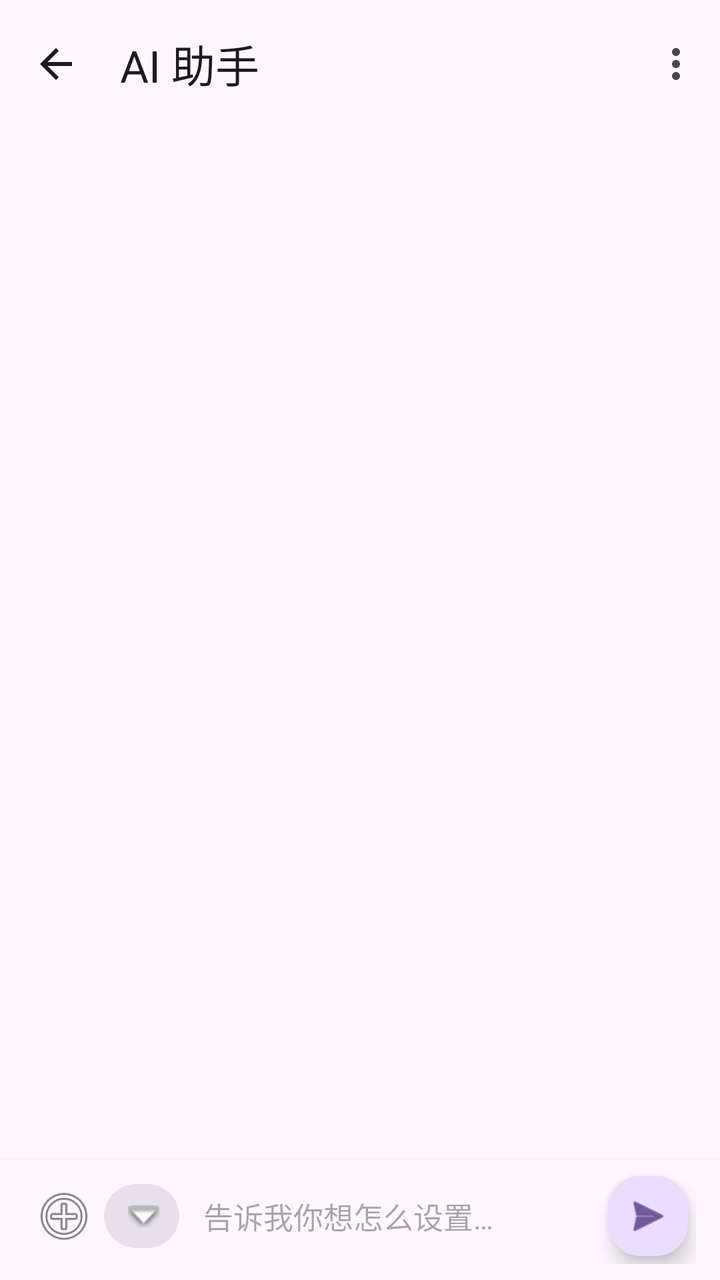
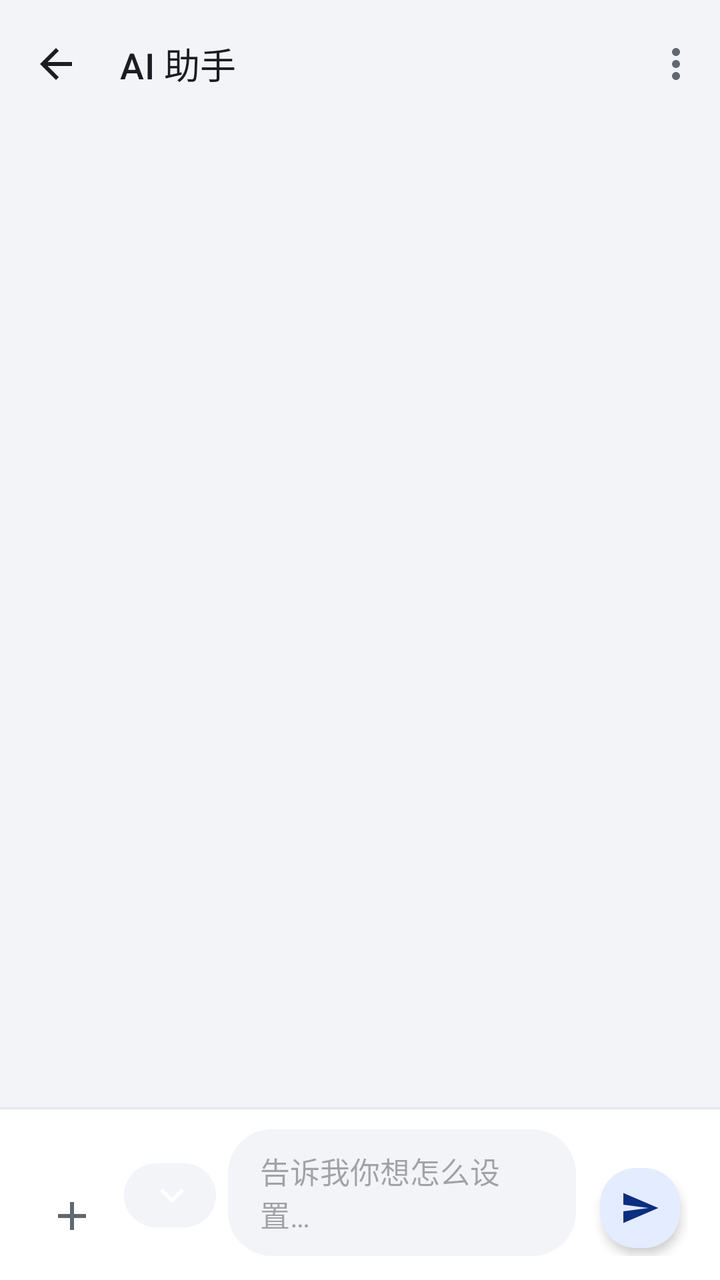

Compare the two renders of this Android layout. The source of the first and the diff that turns it into the second are given below.
<!-- AndroidManifest.xml: application theme Theme.MagicWindow -->
<!-- res/layout/activity_ai_chat.xml -->
<?xml version="1.0" encoding="utf-8"?>
<LinearLayout
    xmlns:android="http://schemas.android.com/apk/res/android"
    xmlns:app="http://schemas.android.com/apk/res-auto"
    android:layout_width="match_parent"
    android:layout_height="match_parent"
    android:orientation="vertical"
    android:fitsSystemWindows="true">

    <com.google.android.material.appbar.MaterialToolbar
        android:id="@+id/toolbar"
        android:layout_width="match_parent"
        android:layout_height="?attr/actionBarSize"
        app:title="@string/ai_chat_title"
        app:navigationIcon="@drawable/ic_back"
        app:menu="@menu/menu_ai_chat" />

    
    <androidx.recyclerview.widget.RecyclerView
        android:id="@+id/recycler"
        android:layout_width="match_parent"
        android:layout_height="0dp"
        android:layout_weight="1"
        android:clipToPadding="false"
        android:paddingVertical="8dp"
        android:paddingBottom="8dp" />

    
    <TextView
        android:id="@+id/tvToolStatus"
        android:layout_width="match_parent"
        android:layout_height="wrap_content"
        android:paddingHorizontal="20dp"
        android:paddingVertical="4dp"
        android:textSize="11sp"
        android:textColor="?attr/colorPrimary"
        android:visibility="gone"
        android:drawablePadding="6dp" />

    
    <androidx.recyclerview.widget.RecyclerView
        android:id="@+id/rvAttachments"
        android:layout_width="match_parent"
        android:layout_height="wrap_content"
        android:paddingHorizontal="12dp"
        android:orientation="horizontal"
        android:visibility="gone" />

    
    <LinearLayout
        android:layout_width="match_parent"
        android:layout_height="wrap_content"
        android:orientation="vertical"
        android:paddingHorizontal="12dp"
        android:paddingTop="4dp"
        android:paddingBottom="8dp"
        android:background="?attr/colorSurface"
        android:elevation="4dp">

        <LinearLayout
            android:layout_width="match_parent"
            android:layout_height="wrap_content"
            android:orientation="horizontal"
            android:gravity="center_vertical">

            
            <ImageButton
                android:id="@+id/btnAttach"
                android:layout_width="40dp"
                android:layout_height="40dp"
                android:background="?attr/selectableItemBackgroundBorderless"
                android:src="@android:drawable/ic_menu_add"
                android:contentDescription="@string/ai_attach"
                android:scaleType="centerInside" />

            
            <TextView
                android:id="@+id/btnModelSwitch"
                android:layout_width="wrap_content"
                android:layout_height="32dp"
                android:paddingHorizontal="10dp"
                android:gravity="center"
                android:textSize="11sp"
                android:textColor="?attr/colorPrimary"
                android:background="@drawable/bg_chip"
                android:drawableEnd="@android:drawable/arrow_down_float"
                android:drawablePadding="2dp"
                android:singleLine="true"
                android:maxWidth="140dp"
                android:layout_marginEnd="4dp"
                android:contentDescription="@string/ai_model_switch" />

            
            <com.google.android.material.textfield.TextInputEditText
                android:id="@+id/etInput"
                android:layout_width="0dp"
                android:layout_height="wrap_content"
                android:layout_weight="1"
                android:hint="@string/ai_input_hint"
                android:maxLines="6"
                android:minLines="1"
                android:inputType="textMultiLine"
                android:textSize="15sp"
                android:paddingHorizontal="8dp"
                android:background="@android:color/transparent" />

            
            <com.google.android.material.floatingactionbutton.FloatingActionButton
                android:id="@+id/fabSend"
                android:layout_width="wrap_content"
                android:layout_height="wrap_content"
                android:layout_marginStart="4dp"
                android:src="@android:drawable/ic_menu_send"
                android:contentDescription="@string/ai_send"
                app:fabSize="mini"
                app:fabCustomSize="40dp" />
        </LinearLayout>
    </LinearLayout>

</LinearLayout>
<!-- resources referenced by this layout -->
<resources>
  <style name="Theme.MagicWindow" parent="Theme.Material3.DayNight.NoActionBar">
          <item name="android:statusBarColor">?attr/colorSurface</item>
          <item name="android:navigationBarColor">?attr/colorSurface</item>
          <item name="android:windowLightStatusBar" tools:targetApi="m">
              @bool/is_light_theme
          </item>
      </style>
  <!-- unchanged entries left out for length: 7 -->
</resources>

<!-- the commit's change to res/layout/activity_ai_chat.xml (unified diff, before → after) -->
@@ -5,13 +5,16 @@
     android:layout_width="match_parent"
     android:layout_height="match_parent"
     android:orientation="vertical"
+    android:background="@color/app_bg"
     android:fitsSystemWindows="true">
 
     <com.google.android.material.appbar.MaterialToolbar
         android:id="@+id/toolbar"
         android:layout_width="match_parent"
         android:layout_height="?attr/actionBarSize"
+        android:background="@android:color/transparent"
         app:title="@string/ai_chat_title"
+        app:titleTextAppearance="@style/Text.MagicWindow.CardTitle"
         app:navigationIcon="@drawable/ic_back"
         app:menu="@menu/menu_ai_chat" />
 
@@ -22,7 +25,8 @@
         android:layout_height="0dp"
         android:layout_weight="1"
         android:clipToPadding="false"
-        android:paddingVertical="8dp"
+        android:paddingHorizontal="@dimen/page_padding"
+        android:paddingTop="8dp"
         android:paddingBottom="8dp" />
 
     
@@ -34,6 +38,7 @@
         android:paddingVertical="4dp"
         android:textSize="11sp"
         android:textColor="?attr/colorPrimary"
+        android:background="@drawable/bg_chip"
         android:visibility="gone"
         android:drawablePadding="6dp" />
 
@@ -51,17 +56,21 @@
         android:layout_width="match_parent"
         android:layout_height="wrap_content"
         android:orientation="vertical"
-        android:paddingHorizontal="12dp"
-        android:paddingTop="4dp"
-        android:paddingBottom="8dp"
-        android:background="?attr/colorSurface"
-        android:elevation="4dp">
+        android:background="@color/card_bg">
+
+        <View
+            android:layout_width="match_parent"
+            android:layout_height="1dp"
+            android:background="@color/divider" />
 
         <LinearLayout
             android:layout_width="match_parent"
             android:layout_height="wrap_content"
             android:orientation="horizontal"
-            android:gravity="center_vertical">
+            android:gravity="bottom|center_horizontal"
+            android:paddingHorizontal="@dimen/page_padding"
+            android:paddingTop="10dp"
+            android:paddingBottom="12dp">
 
             
             <ImageButton
@@ -69,7 +78,8 @@
                 android:layout_width="40dp"
                 android:layout_height="40dp"
                 android:background="?attr/selectableItemBackgroundBorderless"
-                android:src="@android:drawable/ic_menu_add"
+                android:src="@drawable/ic_add"
+                app:tint="?attr/colorOnSurfaceVariant"
                 android:contentDescription="@string/ai_attach"
                 android:scaleType="centerInside" />
 
@@ -78,16 +88,17 @@
                 android:id="@+id/btnModelSwitch"
                 android:layout_width="wrap_content"
                 android:layout_height="32dp"
+                android:layout_marginStart="6dp"
                 android:paddingHorizontal="10dp"
                 android:gravity="center"
                 android:textSize="11sp"
                 android:textColor="?attr/colorPrimary"
                 android:background="@drawable/bg_chip"
-                android:drawableEnd="@android:drawable/arrow_down_float"
+                android:drawableEnd="@drawable/ic_chevron_down"
                 android:drawablePadding="2dp"
                 android:singleLine="true"
                 android:maxWidth="140dp"
-                android:layout_marginEnd="4dp"
+                android:layout_marginEnd="6dp"
                 android:contentDescription="@string/ai_model_switch" />
 
             
@@ -96,24 +107,26 @@
                 android:layout_width="0dp"
                 android:layout_height="wrap_content"
                 android:layout_weight="1"
+                android:background="@drawable/bg_input"
                 android:hint="@string/ai_input_hint"
                 android:maxLines="6"
                 android:minLines="1"
                 android:inputType="textMultiLine"
                 android:textSize="15sp"
-                android:paddingHorizontal="8dp"
-                android:background="@android:color/transparent" />
+                android:paddingHorizontal="16dp"
+                android:paddingVertical="10dp" />
 
             
             <com.google.android.material.floatingactionbutton.FloatingActionButton
                 android:id="@+id/fabSend"
                 android:layout_width="wrap_content"
                 android:layout_height="wrap_content"
-                android:layout_marginStart="4dp"
-                android:src="@android:drawable/ic_menu_send"
+                android:layout_marginStart="8dp"
+                android:src="@drawable/ic_send"
                 android:contentDescription="@string/ai_send"
                 app:fabSize="mini"
-                app:fabCustomSize="40dp" />
+                app:fabCustomSize="40dp"
+                app:maxImageSize="20dp" />
         </LinearLayout>
     </LinearLayout>
 
<!-- resource entries referenced after the edit -->
@@ -1,11 +1,170 @@
 <!-- resources referenced by this layout -->
 <resources>
+  <color name="app_bg">#F3F4F7</color>
+  <color name="card_bg">#FFFFFF</color>
+  <color name="divider">#E4E7ED</color>
+  <dimen name="page_padding">16dp</dimen>
+  <!-- drawable bg_input (drawable) -->
+  <?xml version="1.0" encoding="utf-8"?>
+  <shape xmlns:android="http://schemas.android.com/apk/res/android"
+      android:shape="rectangle">
+      <solid android:color="@color/card_bg_high" />
+      <corners android:radius="22dp" />
+  </shape>
+  <!-- drawable ic_add (drawable) -->
+  <vector xmlns:android="http://schemas.android.com/apk/res/android"
+      android:width="24dp"
+      android:height="24dp"
+      android:viewportWidth="24"
+      android:viewportHeight="24">
+      <path
+          android:fillColor="@android:color/white"
+          android:pathData="M19,13h-6v6h-2v-6H5v-2h6V5h2v6h6v2z" />
+  </vector>
+  <!-- drawable ic_chevron_down (drawable) -->
+  <?xml version="1.0" encoding="utf-8"?>
+  <vector xmlns:android="http://schemas.android.com/apk/res/android"
+      android:width="24dp"
+      android:height="24dp"
+      android:viewportWidth="24"
+      android:viewportHeight="24">
+      <path
+          android:fillColor="@android:color/white"
+          android:pathData="M7.41,8.59L12,13.17l4.59,-4.58L18,10l-6,6l-6,-6z" />
+  </vector>
+  <!-- drawable ic_send (drawable) -->
+  <vector xmlns:android="http://schemas.android.com/apk/res/android"
+      android:width="24dp"
+      android:height="24dp"
+      android:viewportWidth="24"
+      android:viewportHeight="24">
+      <path
+          android:fillColor="@android:color/white"
+          android:pathData="M2.01,21L23,12L2.01,3L2,10l15,2l-15,2z" />
+  </vector>
+  <style name="Text.MagicWindow.CardTitle" parent="TextAppearance.Material3.TitleMedium">
+          <item name="android:textSize">18sp</item>
+          <item name="android:fontFamily">sans-serif-medium</item>
+          <item name="android:textColor">@color/text_primary</item>
+      </style>
   <style name="Theme.MagicWindow" parent="Theme.Material3.DayNight.NoActionBar">
-          <item name="android:statusBarColor">?attr/colorSurface</item>
-          <item name="android:navigationBarColor">?attr/colorSurface</item>
-          <item name="android:windowLightStatusBar" tools:targetApi="m">
-              @bool/is_light_theme
-          </item>
+          
+          <item name="android:statusBarColor">@android:color/transparent</item>
+          <item name="android:navigationBarColor">@android:color/transparent</item>
+          <item name="android:windowLightStatusBar" tools:targetApi="m">@bool/is_light_theme</item>
+          <item name="android:windowBackground">@color/app_bg</item>
+          <item name="android:colorBackground">@color/app_bg</item>
+  
+          
+          <item name="colorPrimary">@color/brand_primary</item>
+          <item name="colorOnPrimary">@color/brand_on_primary</item>
+          <item name="colorPrimaryContainer">@color/brand_primary_container</item>
+          <item name="colorOnPrimaryContainer">@color/brand_on_primary_container</item>
+          <item name="colorSecondary">@color/brand_secondary</item>
+          <item name="colorOnSecondary">@color/brand_on_secondary</item>
+          <item name="colorSecondaryContainer">@color/brand_secondary_container</item>
+          <item name="colorOnSecondaryContainer">@color/brand_on_secondary_container</item>
+  
+          
+          <item name="colorSurface">@color/card_bg</item>
+          <item name="colorOnSurface">@color/text_primary</item>
+          <item name="colorSurfaceVariant">@color/card_bg_high</item>
+          <item name="colorOnSurfaceVariant">@color/text_secondary</item>
+          <item name="colorSurfaceContainerLowest">@color/card_bg</item>
+          <item name="colorSurfaceContainerLow">@color/card_bg</item>
+          <item name="colorSurfaceContainer">@color/card_bg</item>
+          <item name="colorSurfaceContainerHigh">@color/card_bg</item>
+          <item name="colorSurfaceContainerHighest">@color/card_bg_high</item>
+          <item name="colorOutline">@color/divider</item>
+          <item name="colorOutlineVariant">@color/divider</item>
+          <item name="colorError">@color/conflict_error</item>
+  
+          <item name="android:textColorPrimary">@color/text_primary</item>
+          <item name="android:textColorSecondary">@color/text_secondary</item>
+          <item name="android:listDivider">@color/divider</item>
+  
+          
+          <item name="shapeAppearanceSmallComponent">@style/ShapeAppearance.MagicWindow.Small</item>
+          <item name="shapeAppearanceMediumComponent">@style/ShapeAppearance.MagicWindow.Medium</item>
+          <item name="shapeAppearanceLargeComponent">@style/ShapeAppearance.MagicWindow.Large</item>
+  
+          
+          <item name="materialButtonStyle">@style/Widget.MagicWindow.Button</item>
+          <item name="materialButtonOutlinedStyle">@style/Widget.MagicWindow.Button.Outlined</item>
+          <item name="floatingActionButtonStyle">@style/Widget.MagicWindow.Fab</item>
+          <item name="chipGroupStyle">@style/Widget.MagicWindow.ChipGroup</item>
+          <item name="textInputStyle">@style/Widget.MagicWindow.TextInput.Outlined</item>
+          <item name="bottomSheetDialogTheme">@style/ThemeOverlay.MagicWindow.BottomSheet</item>
+      </style>
+  <color name="card_bg_high">#F2F4F8</color>
+  <color name="text_primary">#1A1D21</color>
+  <color name="brand_primary">#2F6BFF</color>
+  <color name="brand_on_primary">#FFFFFF</color>
+  <color name="brand_primary_container">#E4ECFF</color>
+  <color name="brand_on_primary_container">#0A2E80</color>
+  <color name="brand_secondary">#535F71</color>
+  <color name="brand_on_secondary">#FFFFFF</color>
+  <color name="brand_secondary_container">#E7EDF6</color>
+  <color name="brand_on_secondary_container">#2D3642</color>
+  <color name="text_secondary">#626873</color>
+  <color name="conflict_error">#C02B1F</color>
+  <style name="ShapeAppearance.MagicWindow.Small" parent="">
+          <item name="cornerFamily">rounded</item>
+          <item name="cornerSize">12dp</item>
+      </style>
+  <style name="ShapeAppearance.MagicWindow.Medium" parent="">
+          <item name="cornerFamily">rounded</item>
+          <item name="cornerSize">16dp</item>
+      </style>
+  <style name="ShapeAppearance.MagicWindow.Large" parent="">
+          <item name="cornerFamily">rounded</item>
+          <item name="cornerSize">22dp</item>
+      </style>
+  <style name="Widget.MagicWindow.Button" parent="Widget.Material3.Button">
+          <item name="cornerRadius">14dp</item>
+          <item name="android:textAllCaps">false</item>
+          <item name="android:minHeight">48dp</item>
+          <item name="android:paddingStart">20dp</item>
+          <item name="android:paddingEnd">20dp</item>
+      </style>
+  <style name="Widget.MagicWindow.Button.Outlined" parent="Widget.Material3.Button.OutlinedButton">
+          <item name="cornerRadius">14dp</item>
+          <item name="android:textAllCaps">false</item>
+          <item name="android:minHeight">48dp</item>
+          <item name="strokeColor">@color/divider</item>
+          <item name="android:paddingStart">16dp</item>
+          <item name="android:paddingEnd">16dp</item>
+      </style>
+  <style name="Widget.MagicWindow.Fab" parent="Widget.Material3.FloatingActionButton.Primary">
+          <item name="shapeAppearanceOverlay">@style/ShapeAppearance.MagicWindow.Fab</item>
+          <item name="elevation">3dp</item>
+      </style>
+  <style name="Widget.MagicWindow.ChipGroup" parent="Widget.Material3.ChipGroup">
+          <item name="chipSpacingVertical">6dp</item>
+      </style>
+  <style name="Widget.MagicWindow.TextInput.Outlined" parent="Widget.Material3.TextInputLayout.OutlinedBox">
+          <item name="boxCornerRadiusTopStart">14dp</item>
+          <item name="boxCornerRadiusTopEnd">14dp</item>
+          <item name="boxCornerRadiusBottomStart">14dp</item>
+          <item name="boxCornerRadiusBottomEnd">14dp</item>
+      </style>
+  <style name="ThemeOverlay.MagicWindow.BottomSheet" parent="ThemeOverlay.Material3.BottomSheetDialog">
+          <item name="bottomSheetStyle">@style/Widget.MagicWindow.BottomSheet</item>
+      </style>
+  <style name="ShapeAppearance.MagicWindow.Fab" parent="">
+          <item name="cornerFamily">rounded</item>
+          <item name="cornerSize">18dp</item>
+      </style>
+  <style name="Widget.MagicWindow.BottomSheet" parent="Widget.Material3.BottomSheet.Modal">
+          <item name="shapeAppearanceOverlay">@style/ShapeAppearance.MagicWindow.BottomSheet</item>
+          <item name="backgroundTint">@color/card_bg</item>
+      </style>
+  <style name="ShapeAppearance.MagicWindow.BottomSheet" parent="">
+          <item name="cornerFamily">rounded</item>
+          <item name="cornerSizeTopLeft">24dp</item>
+          <item name="cornerSizeTopRight">24dp</item>
+          <item name="cornerSizeBottomRight">0dp</item>
+          <item name="cornerSizeBottomLeft">0dp</item>
       </style>
   <!-- unchanged entries left out for length: 7 -->
 </resources>
